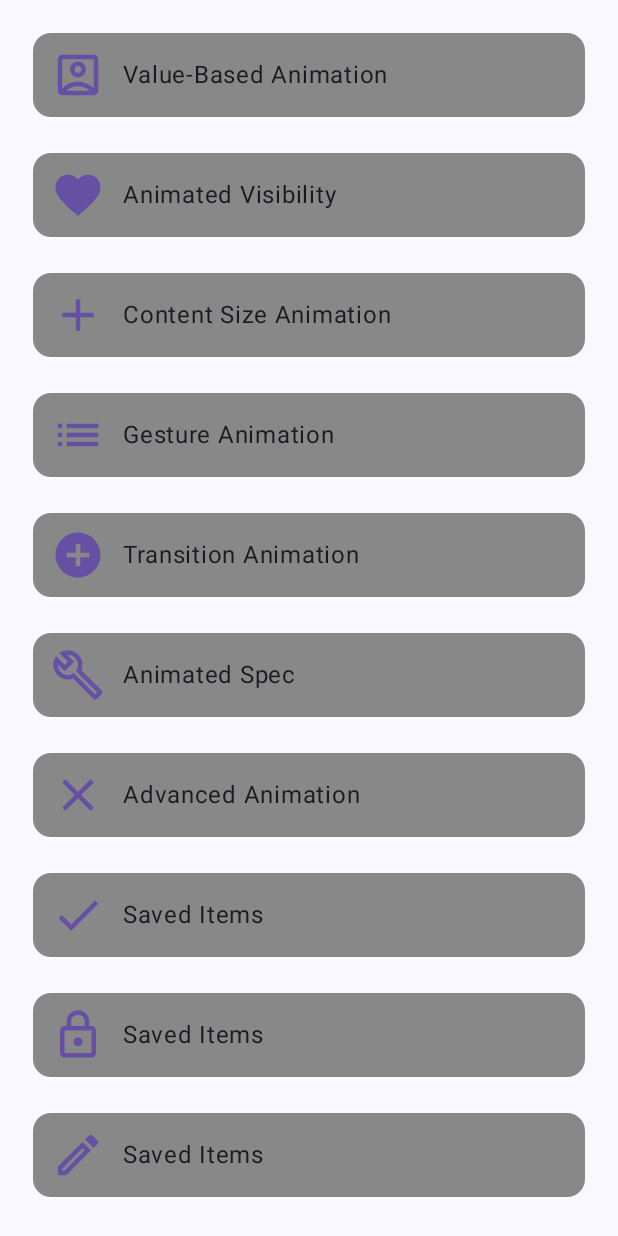
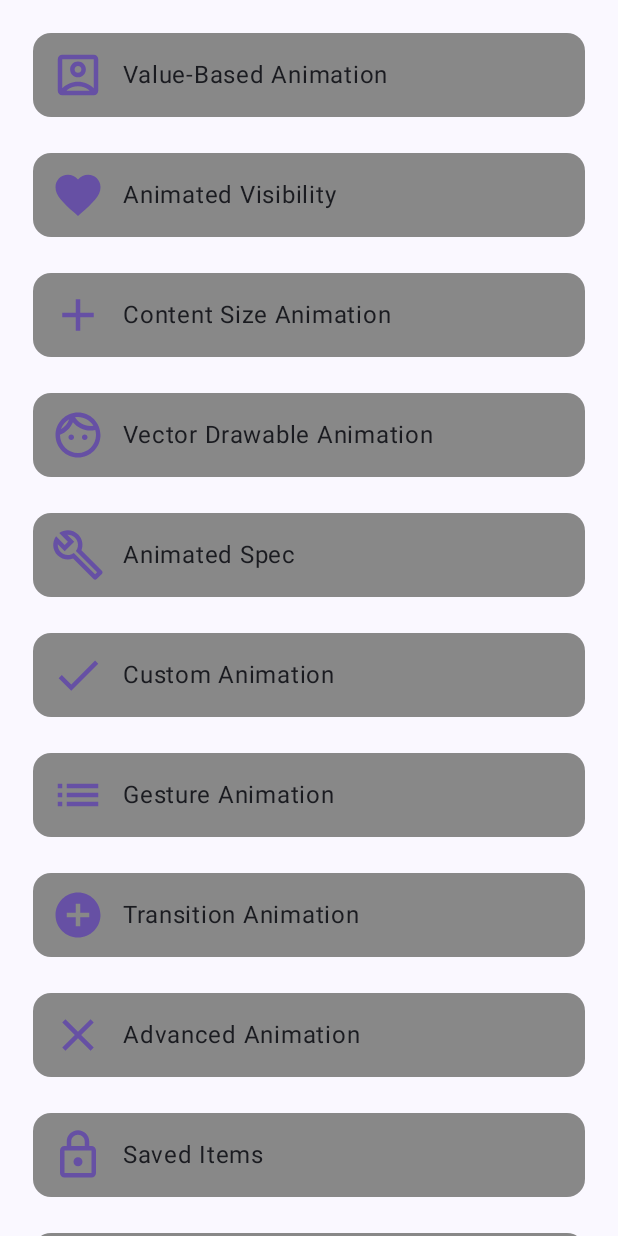
Before and after one commit to bekaweirdo/Animations, an Android app built with Jetpack Compose: the screen it shows after launch (MainActivity), on a phone screen of 412 x 824 dp. Run offline under Robolectric (Android 15) with nearby library versions, the light colour scheme and no system bars.

Commit message:
# Add vector animation

```diff
--- a/app/build.gradle.kts
+++ b/app/build.gradle.kts
@@ -5,7 +5,7 @@ plugins {
 
 android {
     namespace = "com.bekka.animations"
-    compileSdk = 33
+    compileSdk = 34
 
     defaultConfig {
         applicationId = "com.bekka.animations"
@@ -60,6 +60,7 @@ dependencies {
     implementation("androidx.compose.ui:ui-tooling-preview")
     implementation("androidx.compose.material3:material3")
     implementation("androidx.appcompat:appcompat:1.6.1")
+    implementation("androidx.compose.animation:animation-graphics:1.5.4")
     testImplementation("junit:junit:4.13.2")
     androidTestImplementation("androidx.test.ext:junit:1.1.5")
     androidTestImplementation("androidx.test.espresso:espresso-core:3.5.1")
--- a/app/src/main/AndroidManifest.xml
+++ b/app/src/main/AndroidManifest.xml
@@ -44,6 +44,9 @@
 
         <activity android:name=".advanced_animated.AdvancedAnimationActivity"
             android:theme="@style/Theme.Animations" />
+
+        <activity android:name=".vector_animated.VectorAnimationActivity"
+            android:theme="@style/Theme.Animations" />
     </application>
 
 </manifest>
--- a/app/src/main/java/com/bekka/animations/MainActivity.kt
+++ b/app/src/main/java/com/bekka/animations/MainActivity.kt
@@ -43,11 +43,13 @@ import com.bekka.animations.data.DataProvider.CONTENT_SIZE_ANIMATION
 import com.bekka.animations.data.DataProvider.GESTURE_ANIMATION
 import com.bekka.animations.data.DataProvider.TRANSITION_ANIMATION
 import com.bekka.animations.data.DataProvider.VALUE_BASED_ANIMATION
+import com.bekka.animations.data.DataProvider.VECTOR_BASED_ANIMATION
 import com.bekka.animations.data.model.AnimationModel
 import com.bekka.animations.gesture.GestureAnimationActivity
 import com.bekka.animations.value_based_animation.ValueBasedAnimationActivity
 import com.bekka.animations.transition_animation.TransitionAnimationActivity
 import com.bekka.animations.ui.theme.AnimationsTheme
+import com.bekka.animations.vector_animated.VectorAnimationActivity
 import kotlin.reflect.KClass
 
 class MainActivity : ComponentActivity() {
@@ -114,6 +116,7 @@ private fun Context.navigateToAnimation(it: AnimationModel){
         TRANSITION_ANIMATION -> navigateToSomewhere(TransitionAnimationActivity::class)
         ANIMATED_SPEC_ANIMATION -> navigateToSomewhere(AnimatedSpecsAnimationActivity::class)
         ADVANCED_ANIMATION -> navigateToSomewhere(AdvancedAnimationActivity::class)
+        VECTOR_BASED_ANIMATION -> navigateToSomewhere(VectorAnimationActivity::class)
     }
 }
 
--- a/app/src/main/java/com/bekka/animations/animated_visibility/AnimatedVisibilityActivity.kt
+++ b/app/src/main/java/com/bekka/animations/animated_visibility/AnimatedVisibilityActivity.kt
@@ -57,13 +57,10 @@ class AnimatedVisibilityActivity : ComponentActivity() {
                         AnimatedVisibility(
                             visible = visible,
                             enter = slideInVertically {
-                                // Slide in from 40 dp from the top.
                                 with(density) { -40.dp.roundToPx() }
                             } + expandVertically(
-                                // Expand from the top.
                                 expandFrom = Alignment.Top
                             ) + fadeIn(
-                                // Fade in with the initial alpha of 0.3f.
                                 initialAlpha = 0.3f
                             ),
                             exit = slideOutVertically() + shrinkVertically() + fadeOut()
--- a/app/src/main/java/com/bekka/animations/data/DataProvider.kt
+++ b/app/src/main/java/com/bekka/animations/data/DataProvider.kt
@@ -8,6 +8,7 @@ import androidx.compose.material.icons.outlined.Build
 import androidx.compose.material.icons.outlined.Clear
 import androidx.compose.material.icons.outlined.Create
 import androidx.compose.material.icons.outlined.Done
+import androidx.compose.material.icons.outlined.Face
 import androidx.compose.material.icons.outlined.Favorite
 import androidx.compose.material.icons.outlined.List
 import androidx.compose.material.icons.outlined.Lock
@@ -23,17 +24,20 @@ object DataProvider {
     const val TRANSITION_ANIMATION = "Transition Animation"
     const val ANIMATED_SPEC_ANIMATION = "Animated Spec"
     const val ADVANCED_ANIMATION = "Advanced Animation"
+    const val VECTOR_BASED_ANIMATION = "Vector Drawable Animation"
+    const val CUSTOM_ANIMATION = "Custom Animation"
     const val SAVED_ITEMS = "Saved Items"
 
     val optionsList = mutableListOf(
         AnimationModel(icon = Icons.Outlined.AccountBox, option = VALUE_BASED_ANIMATION),
         AnimationModel(icon = Icons.Outlined.Favorite, option = ANIMATED_VISIBILITY),
         AnimationModel(icon = Icons.Outlined.Add, option = CONTENT_SIZE_ANIMATION),
+        AnimationModel(icon = Icons.Outlined.Face, option = VECTOR_BASED_ANIMATION),
+        AnimationModel(icon = Icons.Outlined.Build, option = ANIMATED_SPEC_ANIMATION),
+        AnimationModel(icon = Icons.Outlined.Done, option = CUSTOM_ANIMATION),
         AnimationModel(icon = Icons.Outlined.List, option = GESTURE_ANIMATION),
         AnimationModel(icon = Icons.Outlined.AddCircle, option = TRANSITION_ANIMATION),
-        AnimationModel(icon = Icons.Outlined.Build, option = ANIMATED_SPEC_ANIMATION),
         AnimationModel(icon = Icons.Outlined.Clear, option = ADVANCED_ANIMATION),
-        AnimationModel(icon = Icons.Outlined.Done, option = SAVED_ITEMS),
         AnimationModel(icon = Icons.Outlined.Lock, option = SAVED_ITEMS),
         AnimationModel(icon = Icons.Outlined.Create, option = SAVED_ITEMS)
     )
--- a/app/src/main/java/com/bekka/animations/transition_animation/TransitionAnimationActivity.kt
+++ b/app/src/main/java/com/bekka/animations/transition_animation/TransitionAnimationActivity.kt
@@ -32,7 +32,6 @@ class TransitionAnimationActivity : ComponentActivity() {
 
 @Composable
 fun AnimatedVisibilityScreen() {
-    // This state controls the visibility
     var visible by remember { mutableStateOf(true) }
 
     Column(
```
Also changed, not shown: app/src/main/java/com/bekka/animations/vector_animated/VectorAnimationActivity.kt (added, +55 -0 lines).
